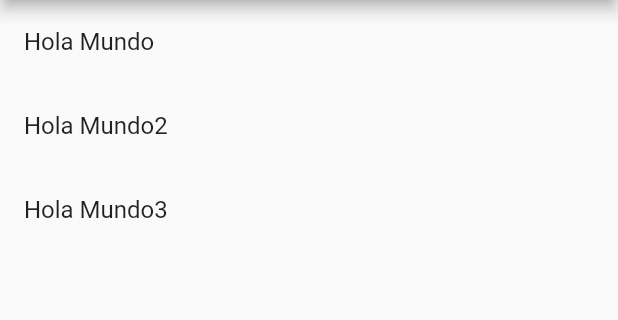
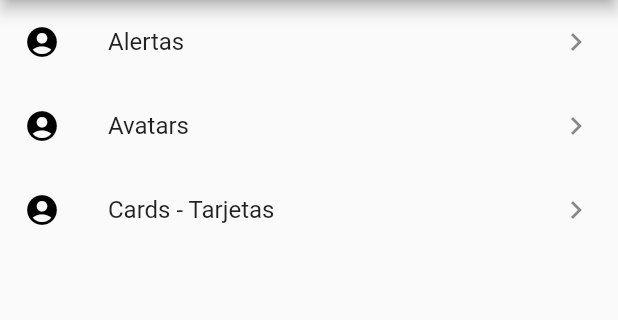
Before and after one commit to eigan97/flutter_components, a Flutter app: the screen it shows after launch, on a phone screen of 412 x 824 dp, the part 84-404 px from its top. Run offline on Flutter 3.47's test engine with Material 2 defaults, Android fonts, the phone set to English and light mode, and no system bars.

```diff
--- a/flutter_components/lib/src/pages/home_page.dart
+++ b/flutter_components/lib/src/pages/home_page.dart
@@ -12,17 +12,42 @@ class HomePage extends StatelessWidget {
   }
 
   Widget _getLista() {
-    print(menuProvider.cargarData());
-    return ListView(
-      children: _listaItem(),
+    return FutureBuilder(
+      //future recibe un future que ha resolver
+      future: menuProvider.cargarData(),
+      //initial data es la infomacion que se tiene de inicio
+      //Es opcional
+      initialData: [],
+      //builder retorna un widgetbuilder y recibe una funcion que recibe como argumento
+      // un buildContext y un asyncSnapshot del tipo de nuestro retorno del futre
+      //buildContext
+      //Este builder se dispara en las 3 fases del future
+      //pending,resolve,error
+      builder: (context, AsyncSnapshot<List<dynamic>> snapshot) {
+        print(snapshot.data);
+        return ListView(
+          children: _listaItem(snapshot.data),
+        );
+      },
     );
   }
 
-  List<Widget> _listaItem() {
-    return [
-      ListTile(title: Text('Hola Mundo')),
-      ListTile(title: Text('Hola Mundo2')),
-      ListTile(title: Text('Hola Mundo3'))
-    ];
+  List<Widget> _listaItem(List<dynamic> data) {
+    List<Widget> opciones = [];
+
+    data.forEach((element) {
+      opciones.add(
+        ListTile(
+          title: Text(element['texto']),
+          leading: Icon(
+            Icons.account_circle,
+            color: Colors.black,
+          ),
+          trailing: Icon(Icons.keyboard_arrow_right),
+          onTap: () {},
+        ),
+      );
+    });
+    return opciones;
   }
 }
--- a/flutter_components/lib/src/providers/menu_provider.dart
+++ b/flutter_components/lib/src/providers/menu_provider.dart
@@ -7,9 +7,7 @@ import 'dart:convert';
 class _MenuProvider {
   List<dynamic> opciones = [];
 
-  _MenuProvider() {
-    cargarData();
-  }
+  _MenuProvider() {}
   // rootBundle devuelve un future por eso el uso de async await, se podria usar un
   // .then
   Future<List<dynamic>> cargarData() async {
```
